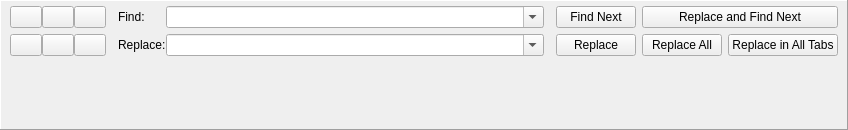
Above: src/finder/WFindReqWidget.ui from marcinmagier/wolverine before the change. Below: the same form after it.
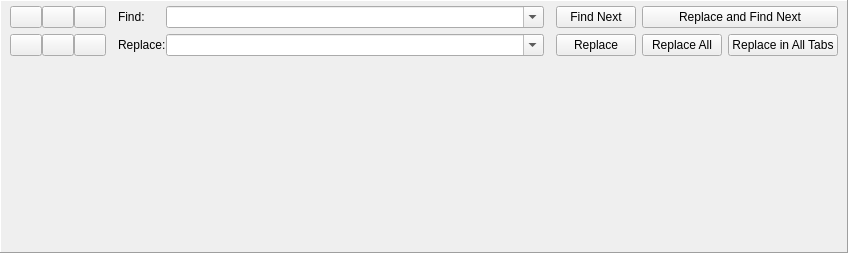
That is the form after the change. The open tabs and pages were chosen to show the change.

Commit message: Size hint of finder widget

```diff
--- a/src/finder/WFindReqWidget.ui
+++ b/src/finder/WFindReqWidget.ui
@@ -7,7 +7,7 @@
     <x>0</x>
     <y>0</y>
     <width>848</width>
-    <height>130</height>
+    <height>253</height>
    </rect>
   </property>
   <property name="windowTitle">
@@ -508,8 +508,8 @@
       </property>
       <property name="sizeHint" stdset="0">
        <size>
-        <width>20</width>
-        <height>57</height>
+        <width>10</width>
+        <height>0</height>
        </size>
       </property>
      </spacer>
```
Left out of the diff: 10 changed lines with no effect on the pictures.
